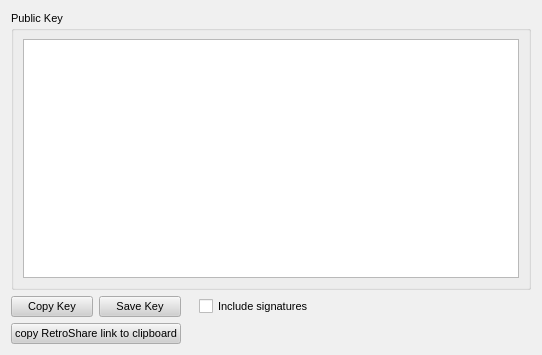
The window that retroshare-gui/src/gui/settings/CryptoPage.ui (RetroShare/RetroShare) describes before a commit, drawn with Qt 5.
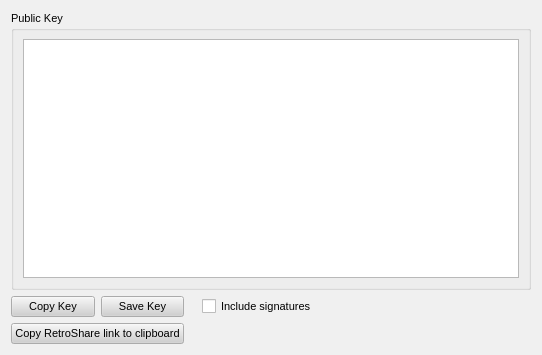
The same window after the commit.

Commit message: Added patch #3510849 from Adam (interfect) Capitalize "copy RetroShare key to clipboard"

```diff
--- a/retroshare-gui/src/gui/settings/CryptoPage.ui
+++ b/retroshare-gui/src/gui/settings/CryptoPage.ui
@@ -572,7 +572,7 @@
    <item row="2" column="0" colspan="2">
     <widget class="QPushButton" name="_copyLink_PB">
      <property name="text">
-      <string>copy RetroShare link to clipboard</string>
+      <string>Copy RetroShare link to clipboard</string>
      </property>
     </widget>
    </item>
```
The commit also changes 24 other files.
